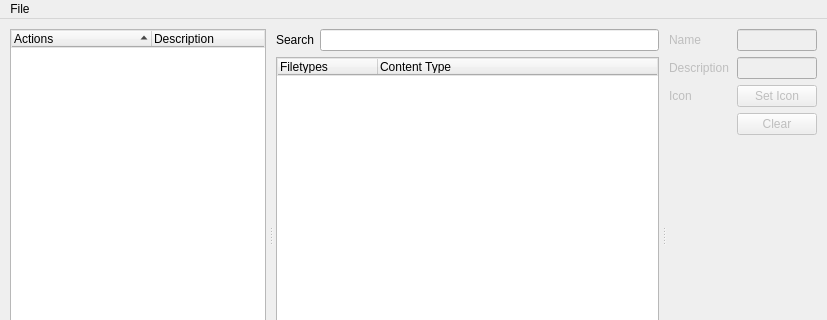
Before: the Qt Designer form UI/app.ui in VodBox/pyWinContext, drawn with Qt 5; both pictures show x 0 to 827 and y 0 to 320 of the 827 by 472 pixel window.
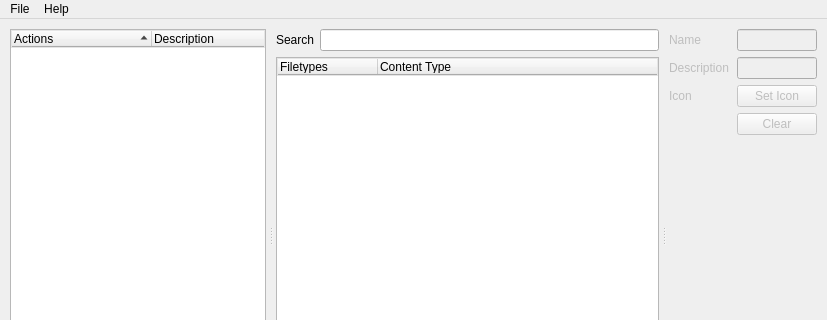
After: the same form once the commit is applied. Icons and pictures are not drawn.

Commit message: Add Help Menu

What changed in the file:
```diff
--- a/UI/app.ui
+++ b/UI/app.ui
@@ -433,8 +433,18 @@
     <addaction name="separator"/>
     <addaction name="actionExit"/>
    </widget>
+   <widget class="QMenu" name="menuHelp">
+    <property name="title">
+     <string>Help</string>
+    </property>
+    <addaction name="actionCheck_For_Updates"/>
+    <addaction name="separator"/>
+    <addaction name="actionAbout"/>
+    <addaction name="actionSource_Code"/>
+   </widget>
    <addaction name="separator"/>
    <addaction name="menuSave"/>
+   <addaction name="menuHelp"/>
   </widget>
   <widget class="QStatusBar" name="statusbar"/>
   <action name="actionSave">
```
Left out of the diff: 20 changed lines with no effect on the pictures. The commit also changes 2 other files.
